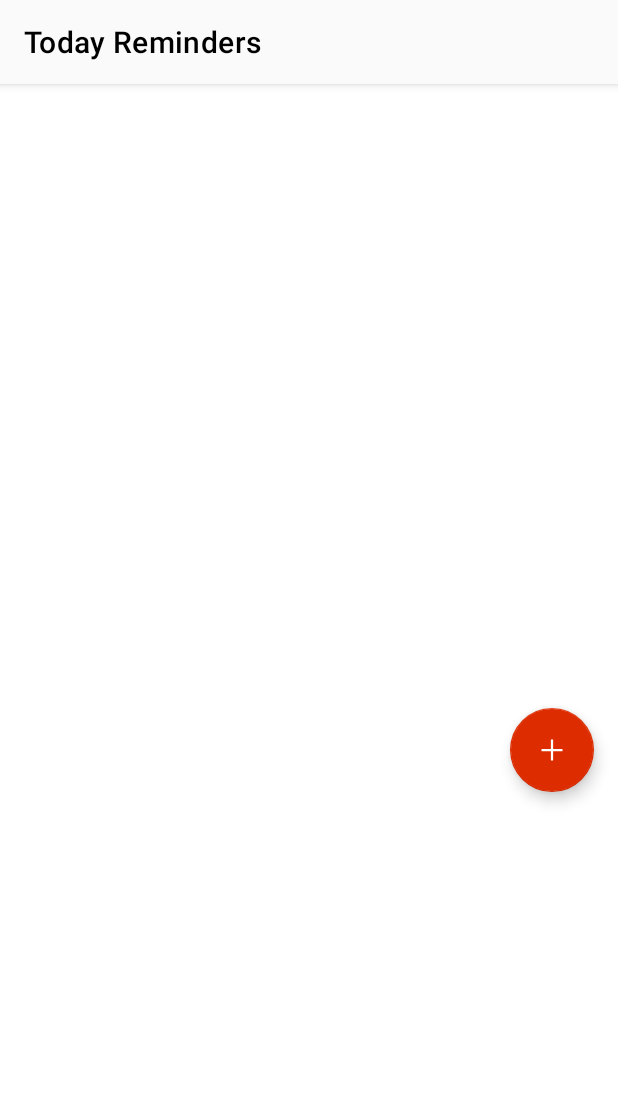
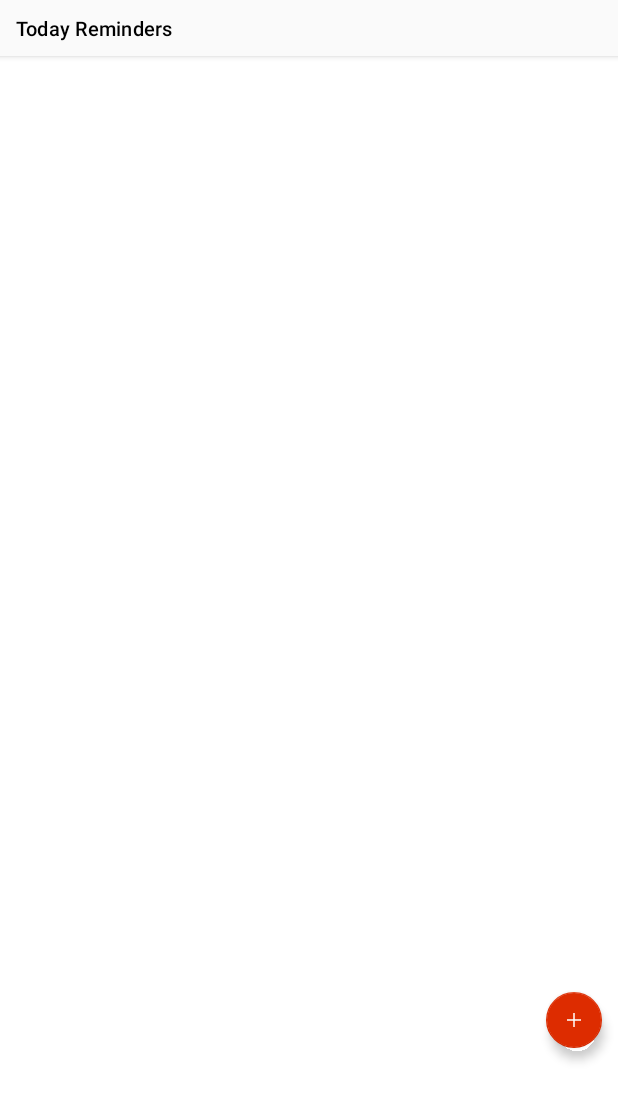
Before and after one commit to Hua-Guan/Today-Reminders, an Android app: the screen it shows after launch (MainActivity), on a phone screen of 412 x 824 dp. Shown: the top 1101 px of the screen. Run offline under Robolectric (Android 15) with nearby library versions, the phone set to English and light mode, and no system bars; our stand-ins replace Room's generated code.

Commit message:
优化界面
使用了今日头条的适配方案

```diff
--- a/app/src/main/AndroidManifest.xml
+++ b/app/src/main/AndroidManifest.xml
@@ -12,7 +12,8 @@
         android:label="@string/app_name"
         android:roundIcon="@mipmap/ic_launcher_round"
         android:supportsRtl="true"
-        android:theme="@style/Theme.TodayReminders">
+        android:theme="@style/Theme.TodayReminders"
+        >
         <activity
             android:name=".view.MainActivity"
             android:exported="true"
--- a/app/src/main/java/pri/guanhua/todayreminders/broadcastreceiver/AlarmReceiver.java
+++ b/app/src/main/java/pri/guanhua/todayreminders/broadcastreceiver/AlarmReceiver.java
@@ -25,7 +25,6 @@ public class AlarmReceiver extends BroadcastReceiver {
             PendingIntent pendingIntent = PendingIntent.getActivity(context, 0, intent1, PendingIntent.FLAG_IMMUTABLE);
             NotificationCompat.Builder builder = new NotificationCompat.Builder(context, "1")
                     .setSmallIcon(R.drawable.ic_alarm_on)
-                    .setTicker("马云发来一条消息")
                     .setContentTitle("Today Reminders")
                     .setContentText(intent.getStringExtra("content"))
                     .setStyle(new NotificationCompat.BigTextStyle()
--- /dev/null
+++ b/app/src/main/java/pri/guanhua/todayreminders/utils/ScreenAdaptationUtil.java
@@ -0,0 +1,58 @@
+package pri.guanhua.todayreminders.utils;
+
+import android.app.Activity;
+import android.app.Application;
+import android.content.ComponentCallbacks;
+import android.content.res.Configuration;
+import android.util.DisplayMetrics;
+
+import androidx.annotation.NonNull;
+
+/**
+ * author: zhoufan
+ * data: 2021/6/24 14:35
+ * content: 采用今日头条的理念进行屏幕适配
+ */
+public class ScreenAdaptationUtil {
+
+    private static float sComponentDensity;
+    private static float sComponentScaleDensity;
+
+    public static void setCustomDensity(Activity activity, Application application, int defaultDP) {
+        // 获取测量屏幕尺寸的DisplayMetrics
+        final DisplayMetrics appDisplayMetrics = application.getResources().getDisplayMetrics();
+        if (sComponentDensity == 0) {
+            sComponentDensity = appDisplayMetrics.density;
+            sComponentScaleDensity = appDisplayMetrics.scaledDensity;
+            application.registerComponentCallbacks(new ComponentCallbacks() {
+                @Override
+                public void onConfigurationChanged(@NonNull Configuration newConfig) {
+                    if (newConfig.fontScale > 0) {
+                        sComponentScaleDensity = application.getResources().getDisplayMetrics().scaledDensity;
+                    }
+                }
+
+                @Override
+                public void onLowMemory() {
+
+                }
+            });
+        }
+
+
+        // 获取屏幕的总px，然后除以我们美工设计的总dp，得到我们的目标density
+        final float targetDensity = appDisplayMetrics.widthPixels / defaultDP;
+        final float targetScaledDensity = targetDensity * (sComponentScaleDensity / sComponentDensity);
+        // 得到我们的dpi
+        final int targetDensityDpi = (int) (160 * targetDensity);
+        // 重新设置density和densityDpi
+        appDisplayMetrics.density = targetDensity;
+        appDisplayMetrics.scaledDensity = targetScaledDensity;
+        appDisplayMetrics.densityDpi = targetDensityDpi;
+
+        final DisplayMetrics activityDisplayMetrics = activity.getResources().getDisplayMetrics();
+        activityDisplayMetrics.density = targetDensity;
+        appDisplayMetrics.scaledDensity = targetScaledDensity;
+        activityDisplayMetrics.densityDpi = targetDensityDpi;
+    }
+}
--- a/app/src/main/java/pri/guanhua/todayreminders/view/BaseActivity.java
+++ b/app/src/main/java/pri/guanhua/todayreminders/view/BaseActivity.java
@@ -8,10 +8,13 @@ import android.view.Window;
 import androidx.annotation.Nullable;
 import androidx.appcompat.app.AppCompatActivity;
 
+import pri.guanhua.todayreminders.utils.ScreenAdaptationUtil;
+
 public class BaseActivity extends AppCompatActivity {
     @Override
     protected void onCreate(@Nullable Bundle savedInstanceState) {
         super.onCreate(savedInstanceState);
+        ScreenAdaptationUtil.setCustomDensity(this, getApplication(), 360);
 //        Window window = this.getWindow();
 //        window.getDecorView().setSystemUiVisibility(View.SYSTEM_UI_FLAG_LAYOUT_STABLE |View.SYSTEM_UI_FLAG_LAYOUT_FULLSCREEN);
 //        window.setStatusBarColor(Color.TRANSPARENT);
--- a/app/src/main/res/layout/activity_main.xml
+++ b/app/src/main/res/layout/activity_main.xml
@@ -17,19 +17,42 @@
         android:theme="@style/ToolbarCustomStyle"
         app:popupTheme="@style/ThemeOverlay.AppCompat.Light"/>
 
+    <androidx.constraintlayout.widget.ConstraintLayout
+        android:layout_width="match_parent"
+        android:layout_height="match_parent">
+
+
         <ListView
             android:id="@+id/list"
             android:layout_width="match_parent"
-        android:layout_height="400dp"/>
+            android:layout_height="match_parent"
+            android:layout_marginBottom="60dp"
+            app:layout_constraintBottom_toTopOf="@+id/view"
+            app:layout_constraintEnd_toEndOf="parent"
+            app:layout_constraintStart_toStartOf="parent"
+            app:layout_constraintTop_toTopOf="parent" />
 
         <com.google.android.material.floatingactionbutton.FloatingActionButton
             android:id="@+id/fab"
             android:layout_width="wrap_content"
             android:layout_height="wrap_content"
-        android:layout_gravity="end|bottom"
+            android:layout_gravity="end"
+            android:layout_marginEnd="16dp"
+            android:layout_marginBottom="128dp"
+            android:contentDescription="@string/add"
             android:src="@drawable/ic_add"
             android:theme="@style/Theme.TodayReminders"
-        android:contentDescription="@string/add"
-        android:layout_margin="16dp" />
+            app:layout_constraintBottom_toTopOf="@+id/view"
+            app:layout_constraintEnd_toEndOf="parent" />
+
+        <View
+            android:id="@+id/view"
+            android:layout_width="match_parent"
+            android:layout_height="60dp"
+            app:layout_constraintBottom_toBottomOf="parent"
+            app:layout_constraintEnd_toEndOf="parent"
+            app:layout_constraintStart_toStartOf="parent" />
+
+    </androidx.constraintlayout.widget.ConstraintLayout>
 
 </LinearLayout>
```
Also changed, not shown: app/src/main/java/pri/guanhua/todayreminders/application/MyApplication.java (added, +9 -0 lines), app/src/main/res/layout/activity_add_things.xml (+14 -0 lines). Lines whose indentation alone changed are shown as unchanged.
